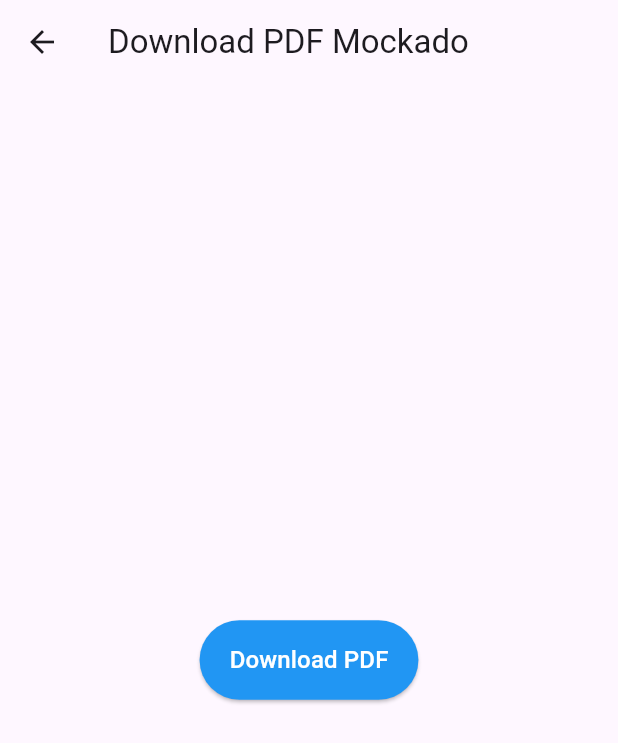
After one commit to Grupo-3-Queijaria/Projeto-Integrador, a Flutter app: the GerarPdf screen opened directly, after a tap on "Download PDF", on a phone screen of 412 x 824 dp. The commit adds this screen. Shown: the top 743 px of the screen. Run offline on Flutter 3.47's test engine with Material 3 defaults, Android fonts, the phone set to English and light mode, and no system bars; our stand-ins replace printing; missing offline and left inert: splash_screen_view.

Commit message:
função de PDF ajustado e finalizado

```diff
--- a/lib/CustomAppBar.dart
+++ b/lib/CustomAppBar.dart
@@ -10,13 +10,16 @@ class CustomAppBar extends StatelessWidget implements PreferredSizeWidget {
       : preferredSize = const Size.fromHeight(56.0),
         super(key: key);
 
+
   @override
   Widget build(BuildContext context) {
     return AppBar(
       backgroundColor: const Color(0xFF0D2838),
+      centerTitle: true,
       title: Image.asset(
         'assets/queijos-finos.png',
         height: 45,
+
       ),
       iconTheme: const IconThemeData(
         color: Colors.white,
--- a/lib/DashBoard.dart
+++ b/lib/DashBoard.dart
@@ -1,4 +1,5 @@
 import 'package:flutter/material.dart';
+import 'package:menu_hamburguer/GerarPdf.dart';
 
 class DashBoard extends StatelessWidget {
   const DashBoard({super.key});
@@ -170,7 +171,8 @@ class DashBoard extends StatelessWidget {
                   ElevatedButton(
                     onPressed: () {
 
-                      print("Download PDF ${user['name']}");
+                      final pdfGenerator = GerarPdf();
+                            pdfGenerator.loadAndSharePDF(); // Chama a função para carregar e compartilhar a classe
                     },
                     style: ElevatedButton.styleFrom(
                       backgroundColor: Colors.blue,
--- /dev/null
+++ b/lib/GerarPdf.dart
@@ -0,0 +1,45 @@
+import 'dart:typed_data';
+import 'package:flutter/material.dart';
+import 'package:flutter/services.dart';
+import 'package:printing/printing.dart'; // Para compartilhar ou salvar PDFs
+
+class GerarPdf extends StatelessWidget {
+  const GerarPdf({Key? key}) : super(key: key);
+
+  Future<void> loadAndSharePDF() async {
+    try {
+      // Carrega o PDF do assets
+      final ByteData data = await rootBundle.load('assets/Indice_Teste.pdf');
+      final Uint8List pdfBytes = data.buffer.asUint8List();
+
+      // Exibe ou compartilha o PDF
+      await Printing.sharePdf(bytes: pdfBytes, filename: 'Indice_Teste.pdf');
+    } catch (e) {
+      print('Erro ao carregar o PDF: $e');
+    }
+  }
+
+  @override
+  Widget build(BuildContext context) {
+    return Scaffold(
+      appBar: AppBar(
+        title: const Text('Download PDF Mockado'),
+      ),
+      body: Center(
+        child: ElevatedButton(
+          onPressed: () {
+            loadAndSharePDF(); // Chama o método para carregar e compartilhar o PDF
+          },
+          style: ElevatedButton.styleFrom(
+            backgroundColor: Colors.blue,
+            padding: const EdgeInsets.symmetric(horizontal: 20, vertical: 15),
+          ),
+          child: const Text(
+            'Download PDF',
+            style: TextStyle(fontSize: 16, color: Colors.white),
+          ),
+        ),
+      ),
+    );
+  }
+}
--- a/lib/TelaNotificacao.dart
+++ b/lib/TelaNotificacao.dart
@@ -8,11 +8,15 @@ class TelaNotificacao extends StatelessWidget {
     return Scaffold(
       appBar: AppBar(
         backgroundColor: const Color(0xFF0D2838),
+        iconTheme: const IconThemeData(color: Colors.white),
+        centerTitle: true,
+
         title: const Text(
           'QUEIJOS FINOS',
           style: TextStyle(
             fontWeight: FontWeight.bold,
             color: Colors.white,
+
           ),
         ),
         actions: [
--- a/pubspec.yaml
+++ b/pubspec.yaml
@@ -17,6 +17,7 @@ dependencies:
   cupertino_icons: ^1.0.8
   splash_screen_view: ^2.0.0
   fl_chart: 0.36.0
+  open_file: ^3.2.1
 
 dev_dependencies:
   flutter_test:
@@ -34,3 +35,4 @@ flutter:
     - assets/atani.png
     - assets/vila_belli.png
     - assets/falcao.png
+    - assets/Indice_Teste.pdf
```
Also changed, not shown: pubspec.lock, 4 other files.
